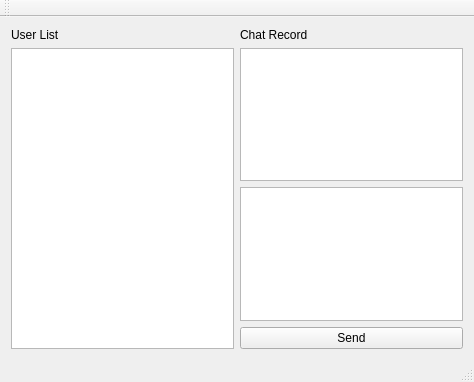
Above: mainwindow.ui from Lucinda-Aemilia/ChatClient before the change. Below: the same form after it.
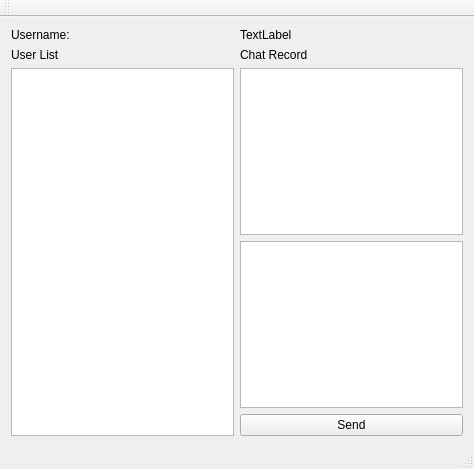
That is the form after the change.

Commit message: 修正了一些bug

Diff of the .ui file:
```diff
--- a/mainwindow.ui
+++ b/mainwindow.ui
@@ -7,13 +7,33 @@
     <x>0</x>
     <y>0</y>
     <width>474</width>
-    <height>382</height>
+    <height>469</height>
    </rect>
   </property>
   <property name="windowTitle">
    <string>MainWindow</string>
   </property>
   <widget class="QWidget" name="centralWidget">
+   <layout class="QVBoxLayout" name="verticalLayout_3">
+    <item>
+     <layout class="QGridLayout" name="gridLayout">
+      <item row="0" column="0">
+       <widget class="QLabel" name="label_4">
+        <property name="text">
+         <string>Username:</string>
+        </property>
+       </widget>
+      </item>
+      <item row="0" column="1">
+       <widget class="QLabel" name="usernameLabel">
+        <property name="text">
+         <string>TextLabel</string>
+        </property>
+       </widget>
+      </item>
+     </layout>
+    </item>
+    <item>
    <layout class="QHBoxLayout" name="horizontalLayout">
     <item>
      <layout class="QVBoxLayout" name="verticalLayout">
@@ -57,6 +77,8 @@
          <string>Send</string>
         </property>
        </widget>
+        </item>
+       </layout>
       </item>
      </layout>
     </item>
```
Lines whose indentation alone changed are shown as unchanged. The commit also changes 1 other file.
